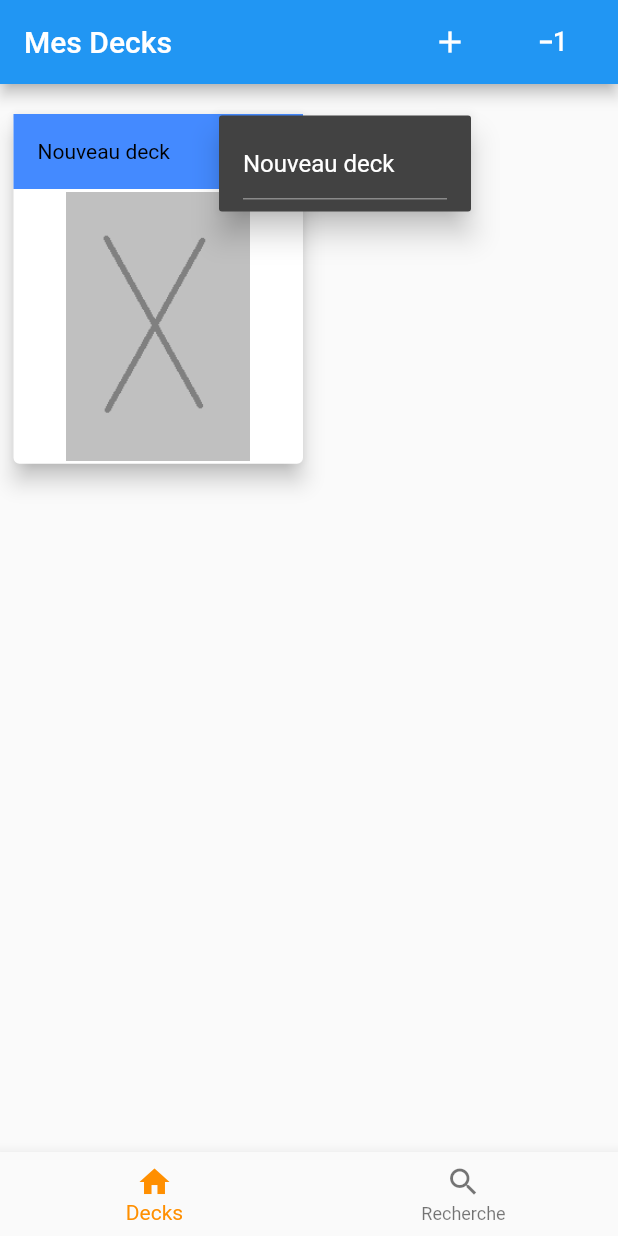
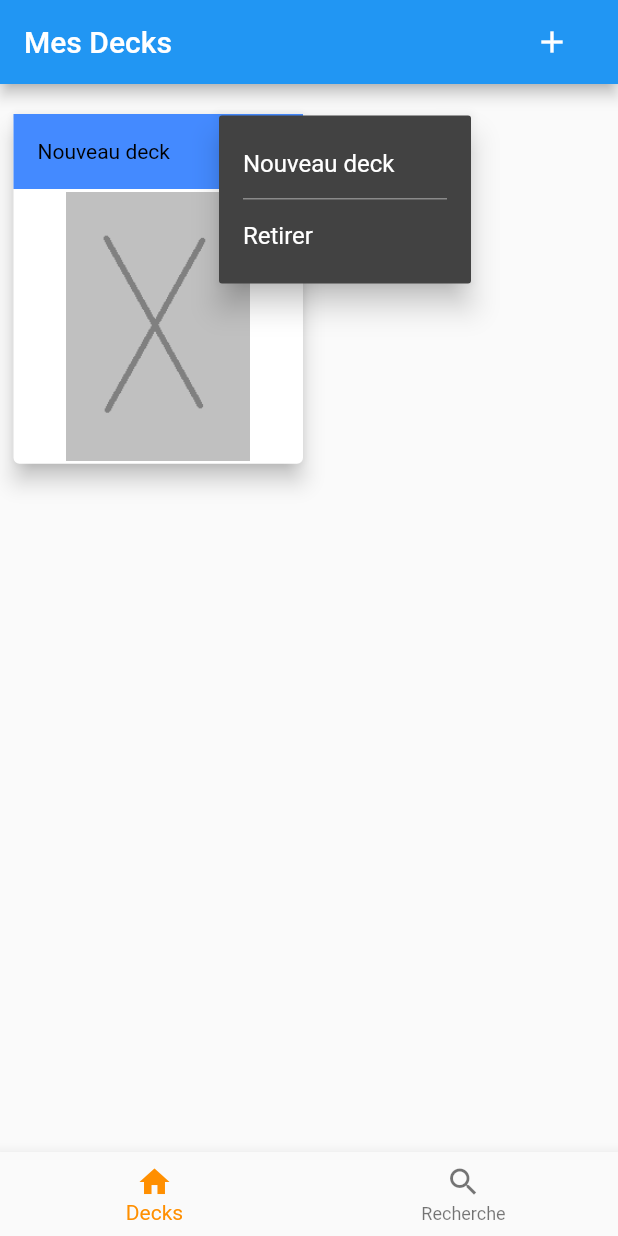
Before and after one commit to YohannBaudet/flutter_project, a Flutter app: the screen it shows after launch, after a tap on the "add" icon, after a tap on the "edit" icon, on a phone screen of 412 x 824 dp. Run offline on Flutter 3.47's test engine with Material 2 defaults, Android fonts, the phone set to English and light mode, and no system bars; our stand-ins replace flutter_typeahead, shared_preferences.

Commit message:
ajout bouton retirer deck et mise en commentaire bouton -1 de test

```diff
--- a/lib/mesDecks.dart
+++ b/lib/mesDecks.dart
@@ -51,7 +51,7 @@ class _MesDecksState  extends State<MesDecks>{
                     preferenceUtils.saveDecks();
                   },
                 ),),
-              Padding(
+              /*Padding(
                 padding: EdgeInsets.only(right: 20.0),
                 child:
                 IconButton(
@@ -63,7 +63,7 @@ class _MesDecksState  extends State<MesDecks>{
                     setState((){ preferenceUtils.getDeck.removeLast(); });
                     preferenceUtils.saveDecks();
                   },
-                ),)
+                ),)*/
 
             ],
           ),
@@ -97,7 +97,7 @@ class _MesDecksState  extends State<MesDecks>{
                           itemBuilder: (context) {
                             return [
                               PopupMenuItem(
-                                value: 'delete',
+                                value: "rename",
                                 child: TextFormField(
                                   initialValue: item.name,
                                   onFieldSubmitted: (String value) async {
@@ -105,8 +105,18 @@ class _MesDecksState  extends State<MesDecks>{
                                     preferenceUtils.saveDecks();
                                   },
                                 ),
+                              ),
+                              const PopupMenuItem(
+                                value: 'delete',
+                                child: Text('Retirer'),
                               )
                             ];
+                          },
+                          onSelected: (String value){
+                            if (value == "delete"){
+                              setState((){ preferenceUtils.getDeck.removeLast(); });
+                              preferenceUtils.saveDecks();
+                            }
                           },
                         ),
                       ),
```
